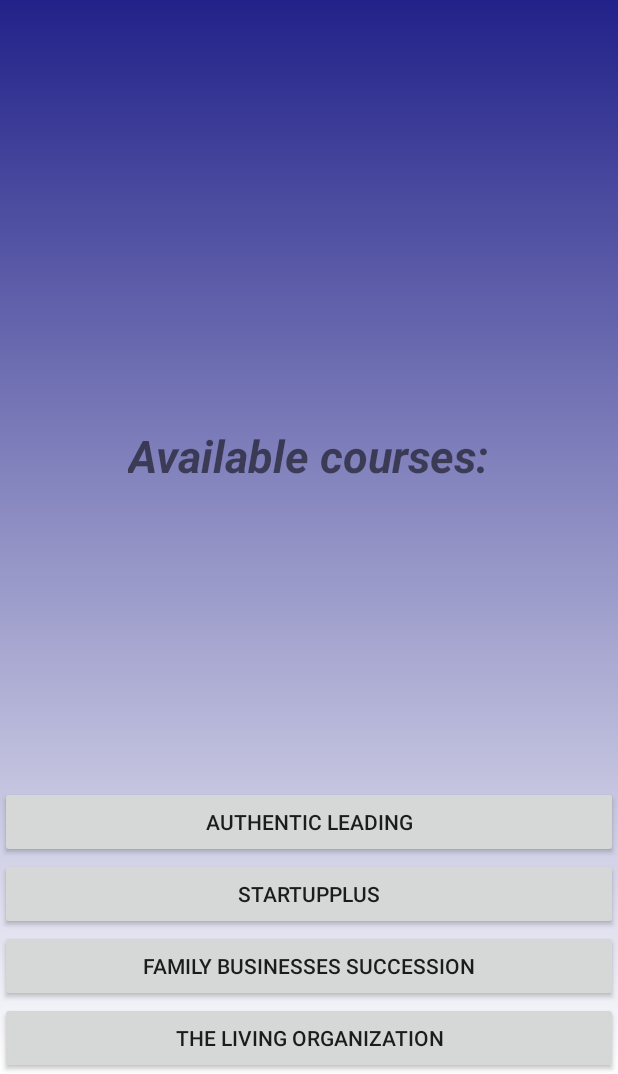
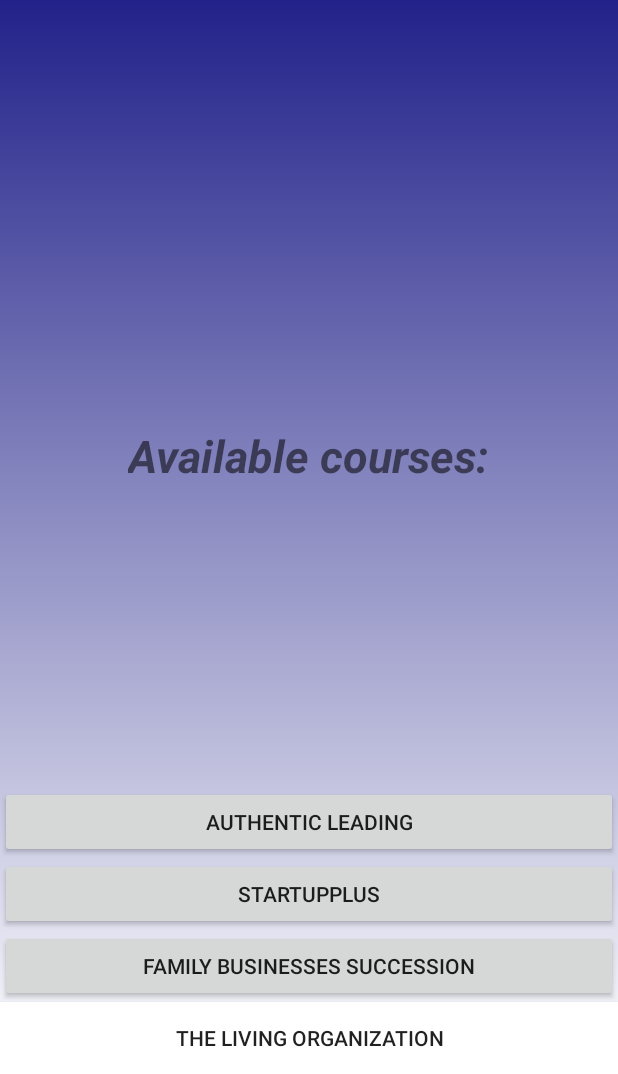
Before and after one commit to doggvalera/chrisevatt, an Android app: the layout mainpage.xml on its own in the app's theme, with its tools: preview values and no code run, on a phone screen of 412 x 824 dp, the part 162-1236 px from its top. Run offline under Robolectric (Android 15) with nearby library versions, the phone set to English and light mode, and no system bars.

```diff
--- a/app/src/main/res/layout/mainpage.xml
+++ b/app/src/main/res/layout/mainpage.xml
@@ -19,6 +19,7 @@
 
             <Button
                 android:layout_width="210dp"
+                android:background="#ffffff"
                 android:layout_height="wrap_content"
                 android:text="The living organization"
                 android:id="@+id/btnLivOrg"
@@ -49,7 +50,6 @@
                 android:text="Authentic Leading"
                 android:id="@+id/button3"
                 android:layout_gravity="center_horizontal"
-                android:clickable="false"
                 android:layout_above="@+id/button2"
                 android:layout_alignParentLeft="true"
                 android:layout_alignParentStart="true"
```
